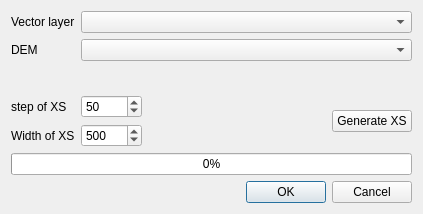
This is ui_bankfulldetection.ui in pierluigiderosa/BankFullDetection as Qt 5 draws it before an edit. The edited form follows.
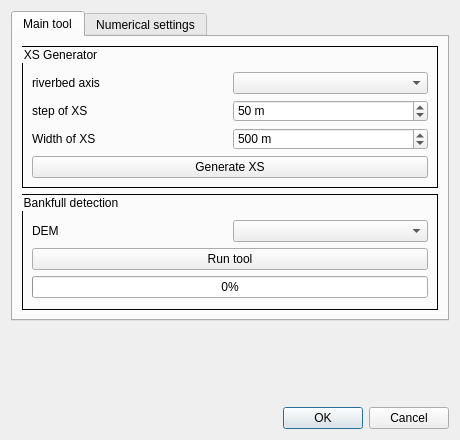
This is the edited form.

Patch:
```diff
--- a/ui_bankfulldetection.ui
+++ b/ui_bankfulldetection.ui
@@ -6,54 +6,83 @@
    <rect>
     <x>0</x>
     <y>0</y>
-    <width>423</width>
-    <height>214</height>
+    <width>460</width>
+    <height>440</height>
    </rect>
   </property>
   <property name="windowTitle">
    <string>Automatic Bankfull detection</string>
   </property>
-  <layout class="QVBoxLayout" name="verticalLayout">
+  <layout class="QVBoxLayout" name="verticalLayout_5">
    <item>
-    <layout class="QFormLayout" name="formLayout">
-     <property name="fieldGrowthPolicy">
-      <enum>QFormLayout::AllNonFixedFieldsGrow</enum>
+    <widget class="QTabWidget" name="tabWidget">
+     <property name="currentIndex">
+      <number>0</number>
      </property>
-     <item row="0" column="0">
+     <widget class="QWidget" name="tab">
+      <attribute name="title">
+       <string>Main tool</string>
+      </attribute>
+      <layout class="QVBoxLayout" name="verticalLayout_4">
+       <item>
+        <widget class="QGroupBox" name="groupBox">
+         <property name="font">
+          <font>
+           <italic>false</italic>
+           <stylestrategy>PreferDefault</stylestrategy>
+           <kerning>true</kerning>
+          </font>
+         </property>
+         <property name="acceptDrops">
+          <bool>false</bool>
+         </property>
+         <property name="autoFillBackground">
+          <bool>false</bool>
+         </property>
+         <property name="styleSheet">
+          <string notr="true">QGroupBox {border:1px solid rgb(0, 0, 0); }</string>
+         </property>
+         <property name="title">
+          <string>XS Generator</string>
+         </property>
+         <property name="alignment">
+          <set>Qt::AlignLeading|Qt::AlignLeft|Qt::AlignTop</set>
+         </property>
+         <property name="flat">
+          <bool>false</bool>
+         </property>
+         <layout class="QVBoxLayout" name="verticalLayout_3">
+          <property name="topMargin">
+           <number>25</number>
+          </property>
+          <item>
+           <layout class="QHBoxLayout" name="horizontalLayout">
+            <item>
       <widget class="QLabel" name="label">
        <property name="text">
-        <string>Vector layer</string>
+               <string>riverbed axis</string>
        </property>
       </widget>
      </item>
-     <item row="0" column="1">
+            <item>
       <widget class="QComboBox" name="comboVector"/>
      </item>
-     <item row="1" column="0">
-      <widget class="QLabel" name="label_2">
-       <property name="text">
-        <string>DEM</string>
-       </property>
-      </widget>
-     </item>
-     <item row="1" column="1">
-      <widget class="QComboBox" name="comboDEM"/>
-     </item>
     </layout>
    </item>
    <item>
-    <layout class="QHBoxLayout" name="horizontalLayout">
+           <layout class="QHBoxLayout" name="horizontalLayout_2">
      <item>
-      <layout class="QFormLayout" name="formLayout_2">
-       <item row="0" column="0">
         <widget class="QLabel" name="label_3">
          <property name="text">
           <string>step of XS</string>
          </property>
         </widget>
        </item>
-       <item row="0" column="1">
+            <item>
         <widget class="QSpinBox" name="stepXSspin">
+              <property name="suffix">
+               <string> m</string>
+              </property>
          <property name="maximum">
           <number>10000</number>
          </property>
@@ -65,15 +94,22 @@
          </property>
         </widget>
        </item>
-       <item row="1" column="0">
+           </layout>
+          </item>
+          <item>
+           <layout class="QHBoxLayout" name="horizontalLayout_4">
+            <item>
         <widget class="QLabel" name="label_4">
          <property name="text">
           <string>Width of XS</string>
          </property>
         </widget>
        </item>
-       <item row="1" column="1">
+            <item>
         <widget class="QSpinBox" name="widthXSspin">
+              <property name="suffix">
+               <string> m</string>
+              </property>
          <property name="maximum">
           <number>1000</number>
          </property>
@@ -85,33 +121,148 @@
       </layout>
      </item>
      <item>
-      <spacer name="horizontalSpacer">
+           <widget class="QPushButton" name="genXSbtn">
+            <property name="text">
+             <string>Generate XS</string>
+            </property>
+           </widget>
+          </item>
+         </layout>
+        </widget>
+       </item>
+       <item>
+        <widget class="QGroupBox" name="groupBox_2">
+         <property name="styleSheet">
+          <string notr="true">QGroupBox {border:1px solid rgb(0, 0, 0); }</string>
+         </property>
+         <property name="title">
+          <string>Bankfull detection</string>
+         </property>
+         <layout class="QVBoxLayout" name="verticalLayout">
+          <property name="topMargin">
+           <number>25</number>
+          </property>
+          <item>
+           <layout class="QHBoxLayout" name="horizontalLayout_3">
+            <item>
+             <widget class="QLabel" name="label_2">
+              <property name="text">
+               <string>DEM</string>
+              </property>
+             </widget>
+            </item>
+            <item>
+             <widget class="QComboBox" name="comboDEM"/>
+            </item>
+           </layout>
+          </item>
+          <item>
+           <widget class="QPushButton" name="buttonProf">
+            <property name="text">
+             <string>Run tool</string>
+            </property>
+           </widget>
+          </item>
+          <item>
+           <widget class="QProgressBar" name="progressBar">
+            <property name="value">
+             <number>0</number>
+            </property>
+           </widget>
+          </item>
+         </layout>
+        </widget>
+       </item>
+      </layout>
+     </widget>
+     <widget class="QWidget" name="tab_2">
+      <attribute name="title">
+       <string>Numerical settings</string>
+      </attribute>
+      <layout class="QVBoxLayout" name="verticalLayout_2">
+       <item>
+        <widget class="QLabel" name="label_7">
+         <property name="frameShape">
+          <enum>QFrame::NoFrame</enum>
+         </property>
+         <property name="lineWidth">
+          <number>1</number>
+         </property>
+         <property name="text">
+          <string>Pay particolar attention when you modify this values below</string>
+         </property>
+         <property name="textFormat">
+          <enum>Qt::RichText</enum>
+         </property>
+         <property name="margin">
+          <number>1</number>
+         </property>
+        </widget>
+       </item>
+       <item>
+        <layout class="QFormLayout" name="formLayout">
+         <item row="0" column="0">
+          <widget class="QLabel" name="label_5">
+           <property name="text">
+            <string>Number o vertical steps
+(default 50)</string>
+           </property>
+          </widget>
+         </item>
+         <item row="0" column="1">
+          <widget class="QSpinBox" name="nVsteps">
+           <property name="suffix">
+            <string/>
+           </property>
+           <property name="minimum">
+            <number>10</number>
+           </property>
+           <property name="maximum">
+            <number>500</number>
+           </property>
+           <property name="value">
+            <number>50</number>
+           </property>
+          </widget>
+         </item>
+         <item row="1" column="1">
+          <widget class="QDoubleSpinBox" name="minVdep">
+           <property name="suffix">
+            <string> m</string>
+           </property>
+           <property name="singleStep">
+            <double>0.100000000000000</double>
+           </property>
+           <property name="value">
+            <double>0.500000000000000</double>
+           </property>
+          </widget>
+         </item>
+         <item row="1" column="0">
+          <widget class="QLabel" name="label_6">
+           <property name="text">
+            <string>Minimum hydraulic depth</string>
+           </property>
+          </widget>
+         </item>
+        </layout>
+       </item>
+      </layout>
+     </widget>
+    </widget>
+   </item>
+   <item>
+    <spacer name="verticalSpacer">
        <property name="orientation">
-        <enum>Qt::Horizontal</enum>
+      <enum>Qt::Vertical</enum>
        </property>
        <property name="sizeHint" stdset="0">
         <size>
-         <width>40</width>
-         <height>20</height>
+       <width>20</width>
+       <height>25</height>
         </size>
        </property>
       </spacer>
-     </item>
-     <item>
-      <widget class="QPushButton" name="genXSbtn">
-       <property name="text">
-        <string>Generate XS</string>
-       </property>
-      </widget>
-     </item>
-    </layout>
-   </item>
-   <item>
-    <widget class="QProgressBar" name="progressBar">
-     <property name="value">
-      <number>0</number>
-     </property>
-    </widget>
    </item>
    <item>
     <widget class="QDialogButtonBox" name="buttonBox">
```
Lines whose indentation alone changed are shown as unchanged.
